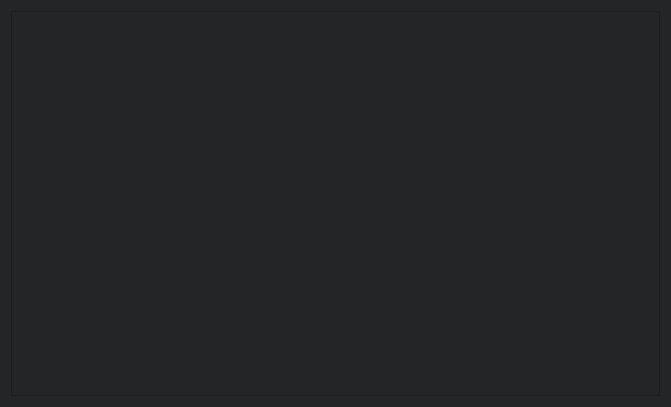
First picture: the form in wordsearchresultsdialog.ui, repository DwS234/LanguageTutorDesktop, before the edit.
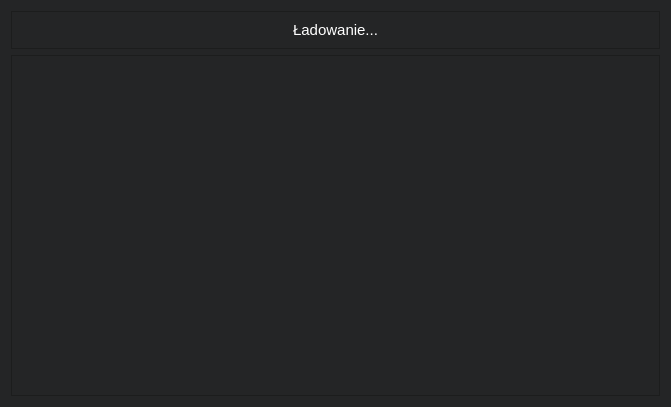
Second picture: the form after the edit.

Commit message: Added feature that allows adding and removing repetitions in search dialog

```diff
--- a/wordsearchresultsdialog.ui
+++ b/wordsearchresultsdialog.ui
@@ -18,6 +18,33 @@
 color: white;</string>
   </property>
   <layout class="QVBoxLayout" name="verticalLayout">
+   <item>
+    <widget class="QFrame" name="loadingScreen">
+     <property name="frameShape">
+      <enum>QFrame::StyledPanel</enum>
+     </property>
+     <property name="frameShadow">
+      <enum>QFrame::Raised</enum>
+     </property>
+     <layout class="QVBoxLayout" name="verticalLayout_3">
+      <item>
+       <widget class="QLabel" name="loadingScreenLabel">
+        <property name="font">
+         <font>
+          <pointsize>11</pointsize>
+         </font>
+        </property>
+        <property name="text">
+         <string>Ładowanie...</string>
+        </property>
+        <property name="alignment">
+         <set>Qt::AlignCenter</set>
+        </property>
+       </widget>
+      </item>
+     </layout>
+    </widget>
+   </item>
    <item>
     <widget class="QScrollArea" name="scrollArea">
      <property name="widgetResizable">
@@ -29,7 +56,7 @@
         <x>0</x>
         <y>0</y>
         <width>647</width>
-        <height>383</height>
+        <height>330</height>
        </rect>
       </property>
       <layout class="QVBoxLayout" name="verticalLayout_2">
```
The commit also changes 5 other files.
